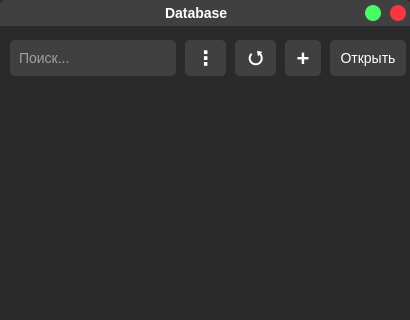
b0shka/desktop_database, file src/mainwindow/mainwindow.ui: the form before one commit; both pictures show x 0 to 410 and y 0 to 320 of the 410 by 588 pixel window.
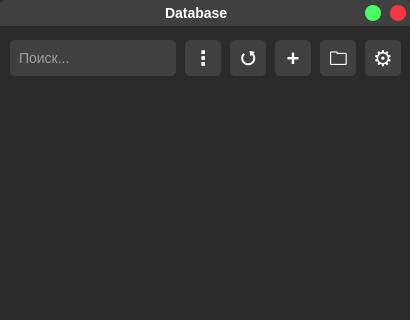
The form after the commit.

What changed in the file:
```diff
--- a/src/mainwindow/mainwindow.ui
+++ b/src/mainwindow/mainwindow.ui
@@ -271,7 +271,7 @@
       <rect>
        <x>185</x>
        <y>40</y>
-       <width>41</width>
+       <width>36</width>
        <height>36</height>
       </rect>
      </property>
@@ -300,9 +300,9 @@
     <widget class="QPushButton" name="update">
      <property name="geometry">
       <rect>
-       <x>235</x>
+       <x>230</x>
        <y>40</y>
-       <width>41</width>
+       <width>36</width>
        <height>36</height>
       </rect>
      </property>
@@ -333,7 +333,7 @@
     <widget class="QPushButton" name="new_database">
      <property name="geometry">
       <rect>
-       <x>285</x>
+       <x>275</x>
        <y>40</y>
        <width>36</width>
        <height>36</height>
@@ -366,33 +366,68 @@
     <widget class="QPushButton" name="open_db">
      <property name="geometry">
       <rect>
-       <x>330</x>
+       <x>320</x>
        <y>40</y>
-       <width>76</width>
+       <width>36</width>
        <height>36</height>
       </rect>
      </property>
      <property name="font">
       <font>
        <pointsize>-1</pointsize>
-       <weight>50</weight>
+       <weight>75</weight>
        <italic>false</italic>
-       <bold>false</bold>
+       <bold>true</bold>
       </font>
      </property>
      <property name="styleSheet">
       <string notr="true">QPushButton {
-	font-size: 14px;
+	font-size: 18px;
 	color: white;
 	background-color: #404040;
 	border-radius: 5px;
+	font-weight: bold;
+	padding-top: 5px;
 }
 QPushButton::hover {
 	background-color: #949494;
 }</string>
      </property>
      <property name="text">
-      <string>Открыть</string>
+      <string>🗀</string>
+     </property>
+    </widget>
+    <widget class="QPushButton" name="settings">
+     <property name="geometry">
+      <rect>
+       <x>365</x>
+       <y>40</y>
+       <width>36</width>
+       <height>36</height>
+      </rect>
+     </property>
+     <property name="font">
+      <font>
+       <pointsize>-1</pointsize>
+       <weight>75</weight>
+       <italic>false</italic>
+       <bold>true</bold>
+      </font>
+     </property>
+     <property name="styleSheet">
+      <string notr="true">QPushButton {
+	font-size: 22px;
+	color: white;
+	background-color: #404040;
+	border-radius: 5px;
+	font-weight: bold;
+}
+QPushButton::hover {
+	background-color: #949494;
+}</string>
+     </property>
+     <property name="text">
+      <string>⚙</string>
      </property>
     </widget>
    </widget>
```
Left out of the diff: 9 changed lines with no effect on the pictures.
